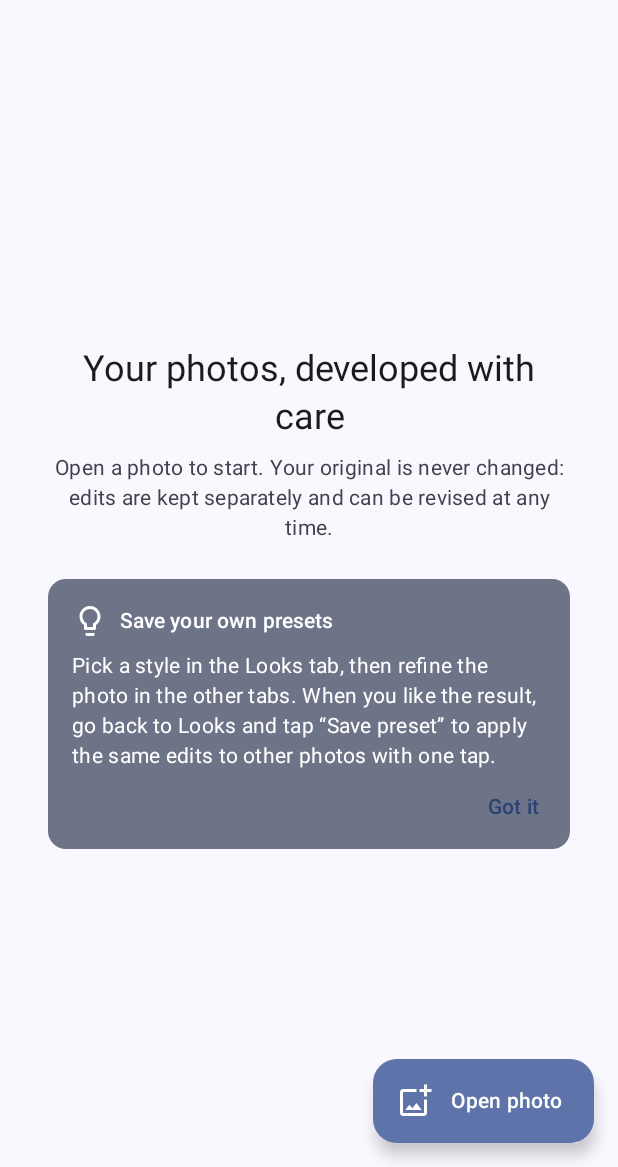
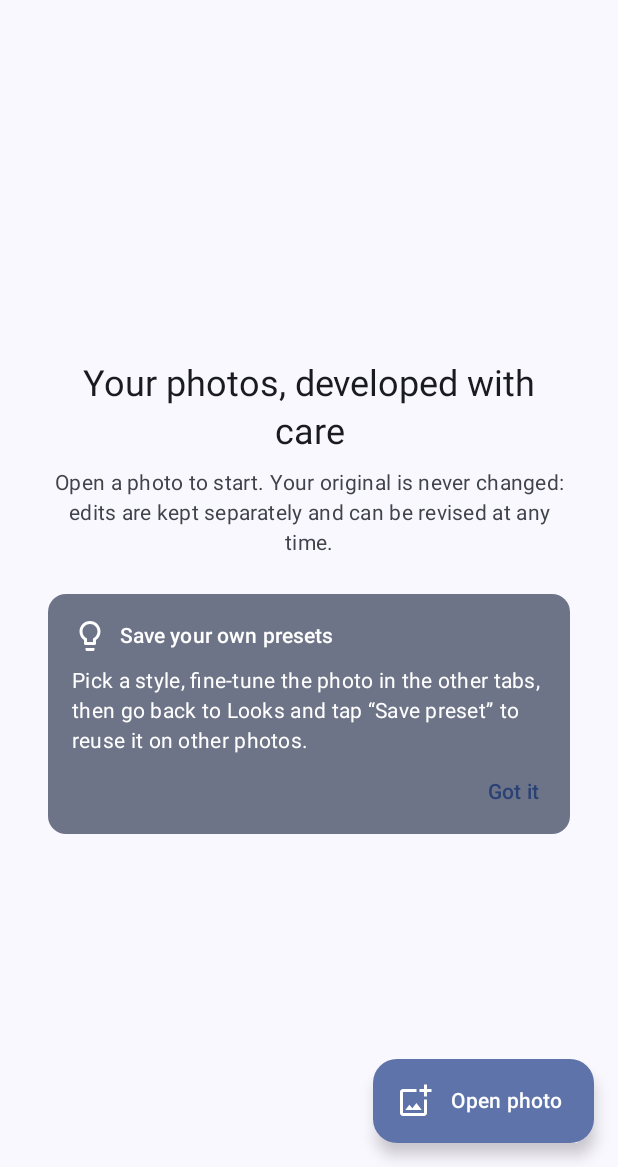
Before and after one commit to steve-linux/photograin, an Android app built with Jetpack Compose: the screen it shows after launch (MainActivity), on a phone screen of 412 x 824 dp, the part 69-1236 px from its top. Run offline under Robolectric (Android 15) with nearby library versions, the phone set to English and light mode, and no system bars.

Commit message:
Shorten the preset tip
Co-Authored-By: Claude Opus 5.5 (1M context) <noreply@anthropic.com>
Claude-Session: https://claude.ai/code/session_01MTUwNtVpXtpk9VQUuotUTJ

```diff
--- a/app/src/main/res/values/strings.xml
+++ b/app/src/main/res/values/strings.xml
@@ -6,7 +6,7 @@
     <string name="home_empty_title">Your photos, developed with care</string>
     <string name="home_empty_body">Open a photo to start. Your original is never changed: edits are kept separately and can be revised at any time.</string>
     <string name="home_tip_title">Save your own presets</string>
-    <string name="home_tip_body">Pick a style in the Looks tab, then refine the photo in the other tabs. When you like the result, go back to Looks and tap “Save preset” to apply the same edits to other photos with one tap.</string>
+    <string name="home_tip_body">Pick a style, fine-tune the photo in the other tabs, then go back to Looks and tap “Save preset” to reuse it on other photos.</string>
     <string name="home_tip_dismiss">Got it</string>
     <string name="recent_edits">Recent edits</string>
 
```
Also changed, not shown: 1 other file.
